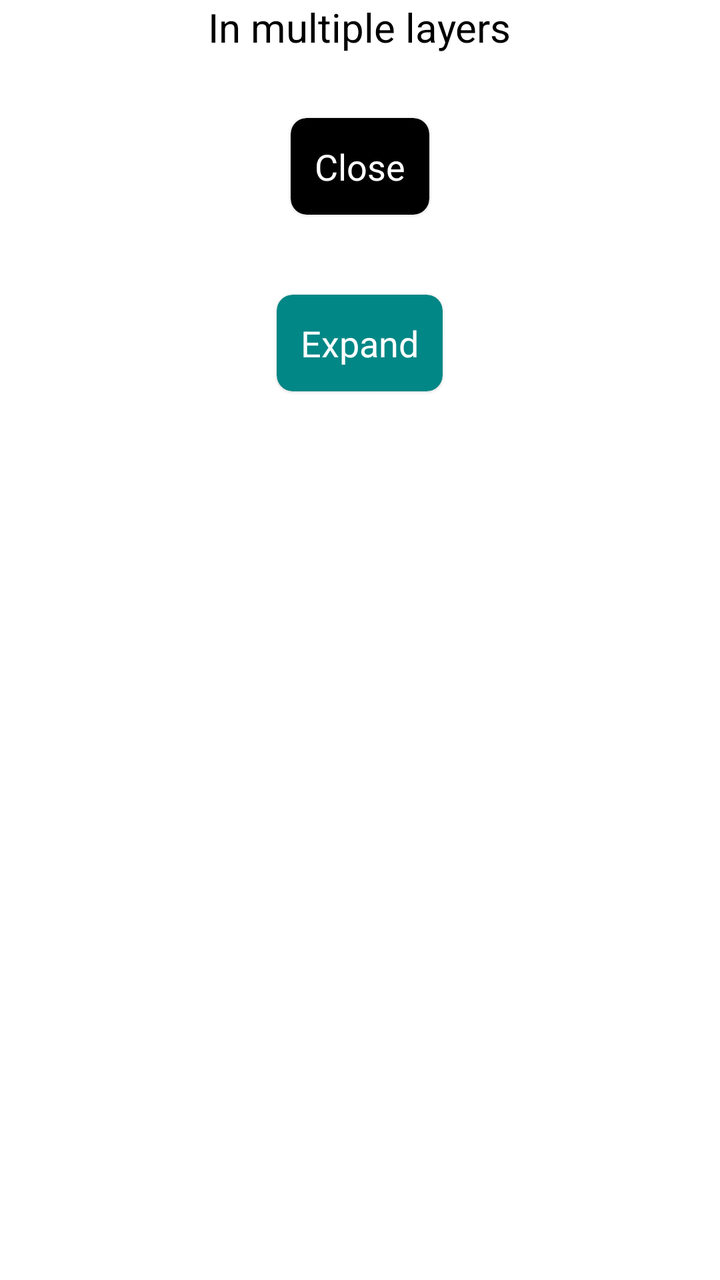
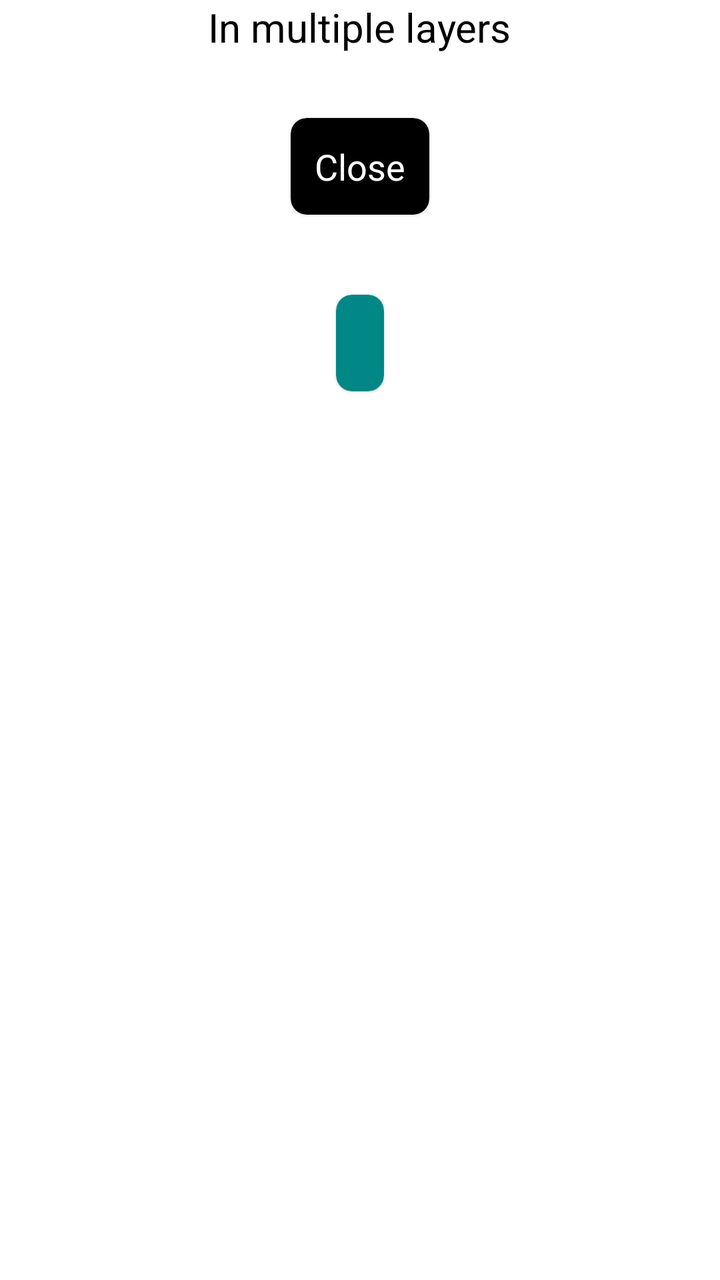

Two renders of the same Android screen: before a commit and after it. Below are the layout's source before the change and the commit's diff.
<!-- AndroidManifest.xml: application theme Theme.NavBitDemo -->
<!-- res/layout/screen_info_details.xml -->
<?xml version="1.0" encoding="utf-8"?>
<LinearLayout
    xmlns:android="http://schemas.android.com/apk/res/android"
    xmlns:app="http://schemas.android.com/apk/res-auto"
    android:id="@+id/main_content"
    android:layout_width="match_parent"
    android:layout_height="match_parent"
    android:orientation="vertical"
    android:animateLayoutChanges="true"
    android:elevation="8dp">

        <TextView
            android:layout_width="wrap_content"
            android:layout_height="wrap_content"
            android:layout_gravity="center"
            android:text="In multiple layers"
            android:textColor="@color/black"
            android:textSize="20sp"/>

        <com.google.android.material.card.MaterialCardView
            android:id="@+id/done_button"
            android:layout_width="wrap_content"
            android:layout_height="wrap_content"
            android:layout_gravity="center"
            android:layout_marginVertical="32dp"
            app:cardBackgroundColor="@color/black"
            app:cardCornerRadius="8dp">
            <TextView
                android:layout_width="wrap_content"
                android:layout_height="wrap_content"
                android:text="Close"
                android:textSize="18sp"
                android:textColor="@color/white"
                android:layout_margin="12dp"
                android:layout_gravity="center"/>
        </com.google.android.material.card.MaterialCardView>

    <com.google.android.material.card.MaterialCardView
        android:id="@+id/expand_button"
        android:layout_width="wrap_content"
        android:layout_height="wrap_content"
        android:layout_gravity="center"
        android:layout_marginTop="8dp"
        android:layout_marginBottom="16dp"
        app:cardBackgroundColor="@color/teal_700"
        app:cardCornerRadius="8dp">
        <TextView
            android:layout_width="wrap_content"
            android:layout_height="wrap_content"
            android:text="Expand"
            android:textSize="18sp"
            android:textColor="@color/white"
            android:layout_margin="12dp"
            android:layout_gravity="center"/>
    </com.google.android.material.card.MaterialCardView>

    <TextView
        android:id="@+id/expand_text"
        android:layout_width="wrap_content"
        android:layout_height="wrap_content"
        android:text="Lorem ipsum dolor sit amet, consectetur adipiscing elit. Curabitur at lorem vel sapien mattis malesuada. Integer imperdiet vulputate dignissim. Donec quis accumsan felis. Donec et accumsan est. Phasellus tristique tellus sit amet turpis sodales tempor. Donec eleifend turpis hendrerit neque scelerisque, eu feugiat mi pretium. Sed fermentum arcu sed mi consectetur, ut ultrices est fringilla. Mauris ac elementum libero. Aliquam rhoncus leo eros, eu interdum purus laoreet sit amet."
        android:textSize="18sp"
        android:textColor="@color/black"
        android:layout_margin="24dp"
        android:layout_gravity="center"
        android:visibility="gone"/>

    <View
        android:id="@+id/bottom_inset"
        android:layout_width="match_parent"
        android:layout_height="0dp"/>
</LinearLayout>
<!-- resources referenced by this layout -->
<resources>
  <color name="black">#000000</color>
  <color name="teal_700">#018786</color>
  <color name="white">#FFFFFF</color>
  <style name="Theme.NavBitDemo" parent="Theme.MaterialComponents.DayNight.NoActionBar">
          <item name="colorPrimary">@android:color/transparent</item>
          <item name="colorPrimaryVariant">@android:color/transparent</item>
          <item name="colorOnPrimary">@color/white</item>
          <item name="colorSecondary">@color/teal_200</item>
          <item name="colorSecondaryVariant">@color/teal_700</item>
          <item name="colorOnSecondary">@color/black</item>
          <item name="android:statusBarColor">?attr/colorPrimaryVariant</item>
          <item name="android:windowTranslucentNavigation">true</item>
      </style>
  <color name="teal_200">#03DAC5</color>
</resources>

<!-- the commit's change to res/layout/screen_info_details.xml (unified diff, before → after) -->
@@ -44,10 +44,11 @@
         android:layout_marginBottom="16dp"
         app:cardBackgroundColor="@color/teal_700"
         app:cardCornerRadius="8dp">
+
         <TextView
+            android:id="@+id/expand_button_text"
             android:layout_width="wrap_content"
             android:layout_height="wrap_content"
-            android:text="Expand"
             android:textSize="18sp"
             android:textColor="@color/white"
             android:layout_margin="12dp"
